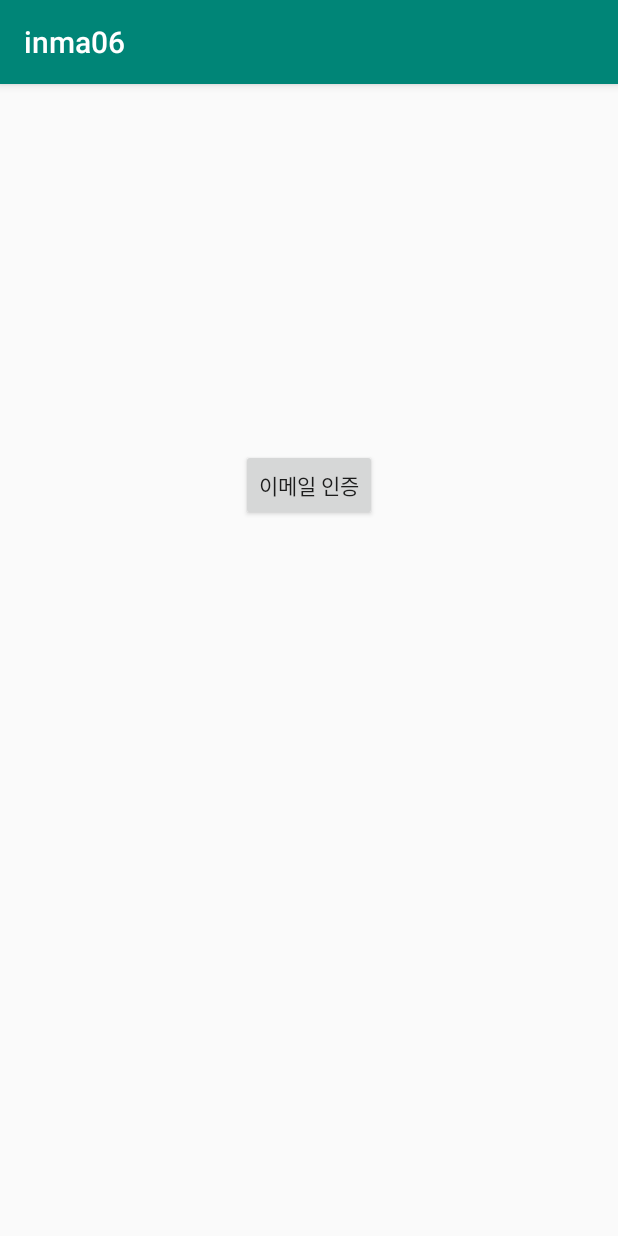
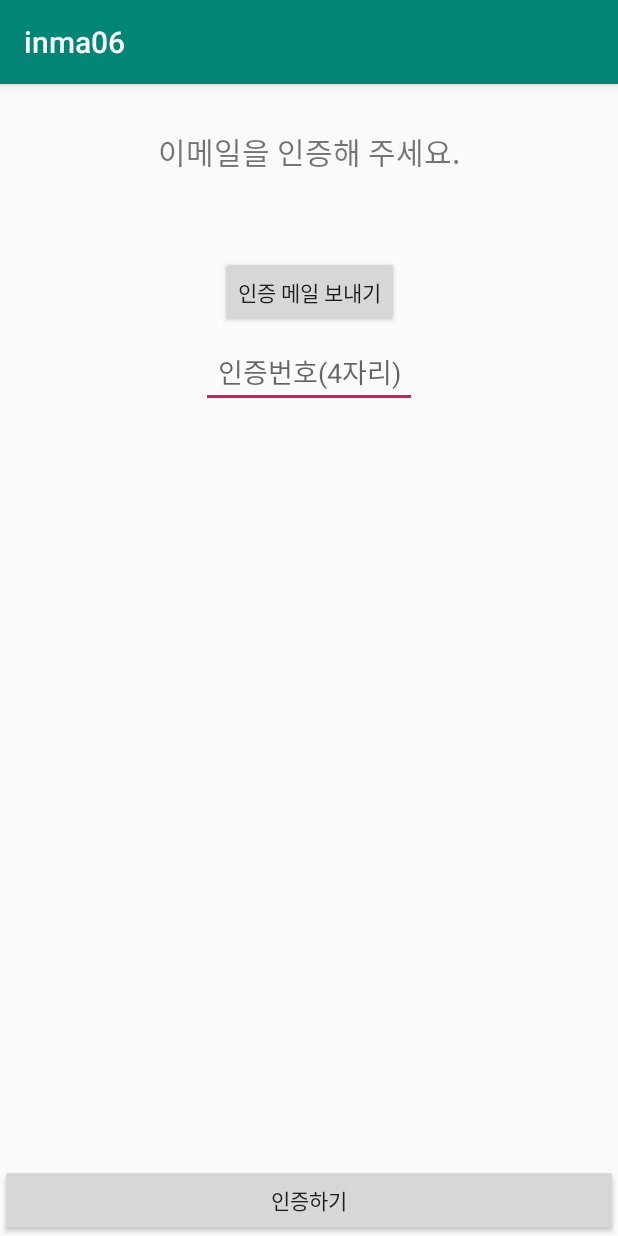
Before and after one commit to inma06/NOVA, an Android app: the CertActivity screen opened directly, with no data from a screen before it, on a phone screen of 412 x 824 dp. Run offline under Robolectric (Android 15) with nearby library versions, the phone set to English and light mode, and no system bars.

Commit message:
이메일 인증 해야함

```diff
--- a/inma06/app/src/main/java/com/teamnova/inma06/CertEmail/CertActivity.java
+++ b/inma06/app/src/main/java/com/teamnova/inma06/CertEmail/CertActivity.java
@@ -5,34 +5,42 @@ import android.support.v7.app.AppCompatActivity;
 import android.os.Bundle;
 import android.view.View;
 import android.widget.Button;
+import android.widget.EditText;
 import android.widget.TextView;
 
 import com.teamnova.nova.R;
 
 public class CertActivity extends AppCompatActivity {
 
-  TextView userEmailTv;
-  TextView isCertEmailTv;
+  TextView userIdTv; //유저 아이디 텍스트 뷰
 
-  Button certBtn;
+  Button sendMailBtn; //인증메일 발송버튼
+  Button certBtn; // 인증하기 버튼
+
+  EditText certNumberEt;
 
   @Override
   protected void onCreate(Bundle savedInstanceState) {
     super.onCreate(savedInstanceState);
     setContentView(R.layout.activity_cert);
 
-    userEmailTv = findViewById(R.id.email_TV);
-    isCertEmailTv = findViewById(R.id.isCertTV);
+
+    userIdTv = findViewById(R.id.userID_TV);
+    certNumberEt = findViewById(R.id.certNumber_ET);
+    sendMailBtn = findViewById(R.id.sendMail_Btn);
     certBtn = findViewById(R.id.certBtn);
 
     Intent intent = getIntent();
     String userID = intent.getStringExtra("userID");
-    userEmailTv.setText(userID);
+    userIdTv.setText(userID);
+    //인텐트로 아이디를 받아와서 텍스트뷰에 뿌려줍니다.
 
     certBtn.setOnClickListener(new View.OnClickListener() {
       @Override
       public void onClick(View v) {
-        final String userEmail = userEmailTv.getText().toString();
+        final String userEmail = userIdTv.getText().toString(); //메일을 발송할 userEmail입니다.
+
+
 
         //TODO: 이메일 인증부분
         /* 이메일 발송 -> 랜덤한 코드 4자리 발송 */
@@ -45,5 +53,7 @@ public class CertActivity extends AppCompatActivity {
 
 
 
+
+
   }
 }
--- a/inma06/app/src/main/res/layout/activity_cert.xml
+++ b/inma06/app/src/main/res/layout/activity_cert.xml
@@ -7,34 +7,60 @@
     tools:context="com.teamnova.inma06.CertEmail.CertActivity">
 
     <TextView
-        android:id="@+id/email_TV"
+        android:id="@+id/userID_TV"
         android:layout_width="wrap_content"
         android:layout_height="wrap_content"
-        android:layout_marginTop="200dp"
-        android:text="TextView"
+        android:layout_marginTop="10dp"
+        android:text="userID"
+        android:textSize="18sp"
+        app:layout_constraintEnd_toEndOf="parent"
+        app:layout_constraintStart_toStartOf="parent"
+        app:layout_constraintTop_toBottomOf="@+id/msg_TV" />
+
+    <Button
+        android:id="@+id/sendMail_Btn"
+        android:layout_width="wrap_content"
+        android:layout_height="wrap_content"
+        android:layout_marginTop="20dp"
+        android:text="인증 메일 보내기"
+        app:layout_constraintEnd_toEndOf="parent"
+        app:layout_constraintStart_toStartOf="parent"
+        app:layout_constraintTop_toBottomOf="@+id/userID_TV" />
+
+    <TextView
+        android:id="@+id/msg_TV"
+        android:layout_width="wrap_content"
+        android:layout_height="wrap_content"
+        android:layout_marginStart="8dp"
+        android:layout_marginTop="30dp"
+        android:layout_marginEnd="8dp"
+        android:text="이메일을 인증해 주세요."
+        android:textSize="20sp"
         app:layout_constraintEnd_toEndOf="parent"
         app:layout_constraintStart_toStartOf="parent"
         app:layout_constraintTop_toTopOf="parent" />
 
+    <EditText
+        android:id="@+id/certNumber_ET"
+        android:layout_width="144dp"
+        android:layout_height="wrap_content"
+        android:layout_marginTop="5dp"
+        android:ems="10"
+        android:hint="인증번호(4자리)"
+        android:inputType="number"
+        android:textAlignment="center"
+        app:layout_constraintEnd_toEndOf="parent"
+        app:layout_constraintStart_toStartOf="parent"
+        app:layout_constraintTop_toBottomOf="@+id/sendMail_Btn" />
+
     <Button
         android:id="@+id/certBtn"
-        android:layout_width="wrap_content"
+        android:layout_width="0dp"
         android:layout_height="wrap_content"
-        android:layout_marginTop="24dp"
-        android:text="이메일 인증"
+        android:text="인증하기"
+        app:layout_constraintBottom_toBottomOf="parent"
         app:layout_constraintEnd_toEndOf="parent"
-        app:layout_constraintStart_toStartOf="parent"
-        app:layout_constraintTop_toBottomOf="@+id/email_TV" />
+        app:layout_constraintHorizontal_bias="0.498"
+        app:layout_constraintStart_toStartOf="parent" />
 
-    <TextView
-        android:id="@+id/isCertTV"
-        android:layout_width="wrap_content"
-        android:layout_height="wrap_content"
-        android:layout_marginTop="8dp"
-        android:text="인증되었습니다"
-        android:textAlignment="center"
-        android:visibility="invisible"
-        app:layout_constraintEnd_toEndOf="parent"
-        app:layout_constraintStart_toStartOf="parent"
-        app:layout_constraintTop_toBottomOf="@+id/certBtn" />
 </android.support.constraint.ConstraintLayout>
```
